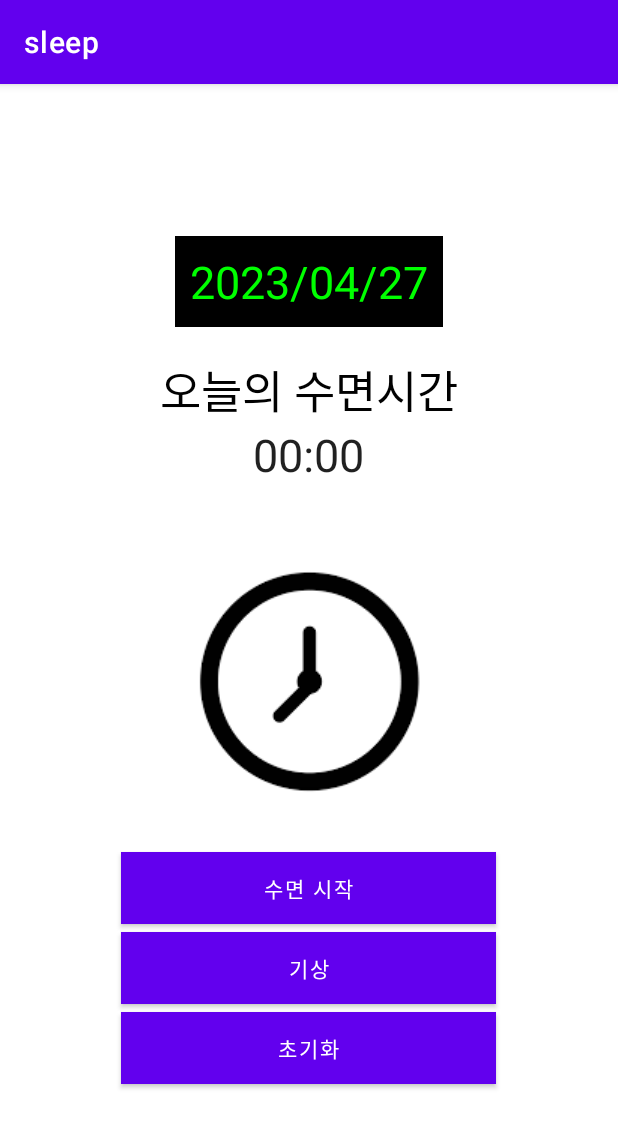
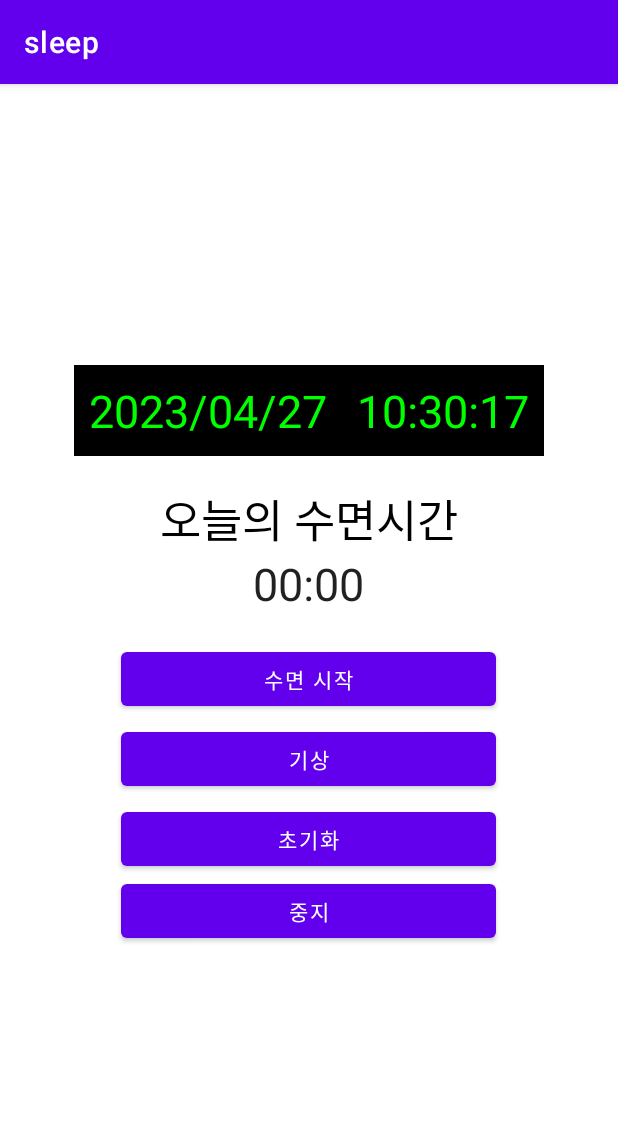
Before and after one commit to HBNU-SWUNIV/come-capstone23-team-1, an Android app: the SleepActivity screen opened directly, with no data from a screen before it, on a phone screen of 412 x 824 dp. Shown: the top 1128 px of the screen. Run offline under Robolectric (Android 15) with nearby library versions, the phone set to English and light mode, and no system bars.

Commit message:
취짐 관련 기능 수정

```diff
--- a/003 Code/Android/app/src/main/java/com/example/project/SleepActivity.java
+++ b/003 Code/Android/app/src/main/java/com/example/project/SleepActivity.java
@@ -1,12 +1,10 @@
 package com.example.project;
 
-import android.content.Intent;
-import android.net.Uri;
 import android.os.Bundle;
 import android.os.SystemClock;
 import android.view.View;
+import android.widget.Button;
 import android.widget.Chronometer;
-import android.widget.ImageView;
 import android.widget.TextView;
 import android.widget.Toast;
 
@@ -17,6 +15,7 @@ import java.util.Date;
 
 public class SleepActivity extends AppCompatActivity {
     private Chronometer chronometer;
+    private Button wake_up, pause;
     private long pauseOffset;
     private boolean running;
     long now = System.currentTimeMillis();
@@ -32,11 +31,11 @@ public class SleepActivity extends AppCompatActivity {
         super.onCreate(savedInstanceState);
         setContentView(R.layout.sleeping_layout);
 
-
-        final ImageView img1 = (ImageView) findViewById(R.id.image1);
-
         dateNow = (TextView) findViewById(R.id.dateNow);
         dateNow.setText(formatDate);
+
+        wake_up = (Button) findViewById(R.id.wake_up);
+        pause = (Button) findViewById(R.id.pause);
 
         chronometer = findViewById(R.id.chronometer);
         chronometer.setFormat("%s");
@@ -49,6 +48,20 @@ public class SleepActivity extends AppCompatActivity {
                     chronometer.setBase(SystemClock.elapsedRealtime());
                     Toast.makeText(SleepActivity.this, "이제 스마트폰 화면을 꺼두셔도 됩니다.", Toast.LENGTH_SHORT).show();
                 }
+            }
+        });
+
+        pause.setOnClickListener(new View.OnClickListener() {
+            @Override
+            public void onClick(View v) {
+
+            }
+        });
+
+        wake_up.setOnClickListener(new View.OnClickListener() {
+            @Override
+            public void onClick(View v) {
+
             }
         });
     }
@@ -75,9 +88,5 @@ public class SleepActivity extends AppCompatActivity {
         pauseOffset = 0;
     }
 
-    public void OnImage(View v) {
-        Intent myIntent = new Intent(Intent.ACTION_VIEW, Uri.parse("http://smart.yuhan.ac.kr"));
-        startActivity(myIntent);
-    }
 
 }
--- a/003 Code/Android/app/src/main/res/layout/sleeping_layout.xml
+++ b/003 Code/Android/app/src/main/res/layout/sleeping_layout.xml
@@ -24,17 +24,16 @@
             android:background="#000000"
             />
 
-        <!--        <TextClock-->
-        <!--            android:layout_width="wrap_content"-->
-        <!--            android:layout_height="wrap_content"-->
-        <!--            android:padding="10dp"-->
-        <!--            android:textSize="30sp"-->
-        <!--            android:format12Hour="HH:mm:ss"-->
-        <!--            android:format24Hour="HH:mm:ss"-->
-        <!--            android:textColor="#00FF00"-->
-        <!--            android:background="#000000"-->
-        <!--            />-->
-
+        <TextClock
+            android:layout_width="wrap_content"
+            android:layout_height="wrap_content"
+            android:padding="10dp"
+            android:textSize="30sp"
+            android:format12Hour="HH:mm:ss"
+            android:format24Hour="HH:mm:ss"
+            android:textColor="#00FF00"
+            android:background="#000000"
+        />
     </LinearLayout>
 
     <TextView
@@ -60,27 +59,18 @@
         android:layout_width="match_parent"
         android:layout_height="wrap_content" />
 
-    <ImageView
-        android:id="@+id/image1"
-        android:layout_width="match_parent"
-        android:layout_height="wrap_content"
-        android:onClick="OnImage"
-        app:srcCompat="@drawable/clock" />
-
     <Button
         android:layout_width="250dp"
         android:layout_height="wrap_content"
         android:text="수면 시작"
         android:onClick="startChronometer"
-        android:background="#00FF00"
         android:layout_marginBottom="5dp"/>
 
     <Button
         android:layout_width="250dp"
         android:layout_height="wrap_content"
         android:text="기상"
-        android:onClick="pauseChronometer"
-        android:background="#FF0000"
+        android:id="@+id/wake_up"
         android:layout_marginBottom="5dp"/>
 
     <Button
@@ -88,9 +78,14 @@
         android:layout_height="wrap_content"
         android:layout_margin="0dp"
         android:onClick="resetChronometer"
-        android:background="#00BFFF"
         android:text="초기화"
         android:layout_marginBottom="5dp"/>
 
+    <Button
+        android:layout_width="250dp"
+        android:layout_height="wrap_content"
+        android:text="중지"
+        android:id="@+id/pause"
+        android:layout_marginBottom="5dp"/>
 
 </LinearLayout>
```
